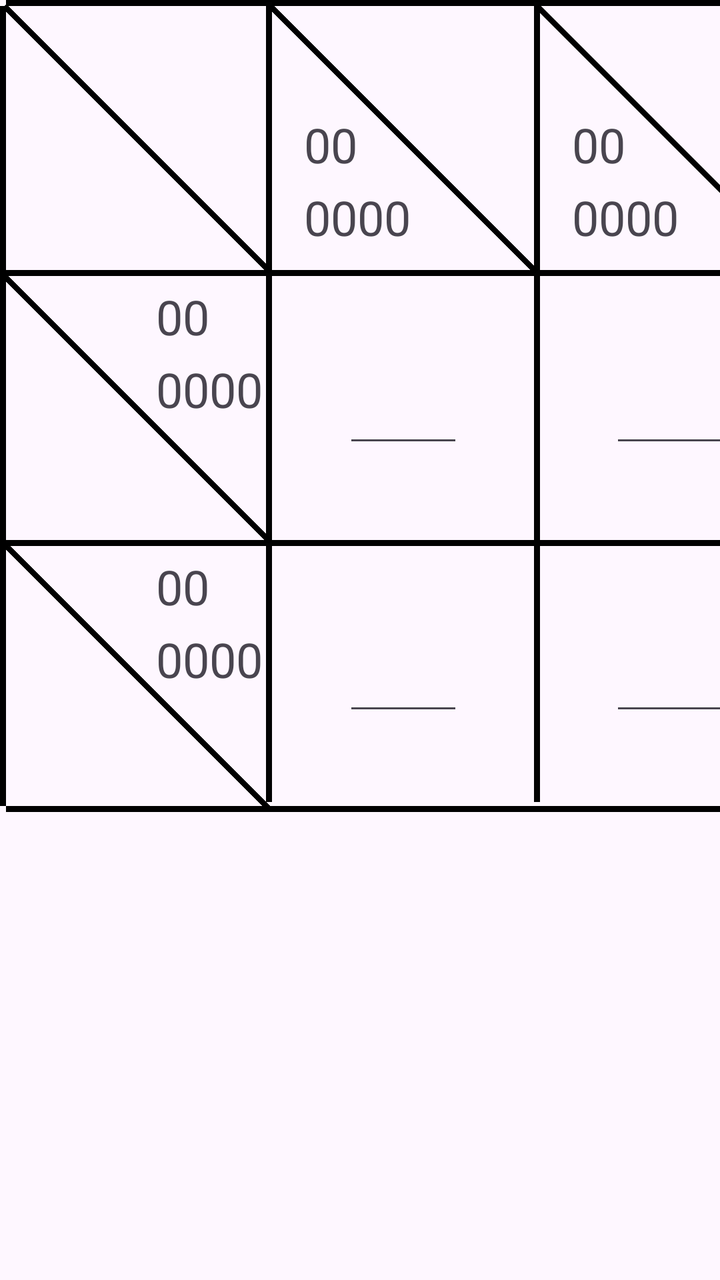
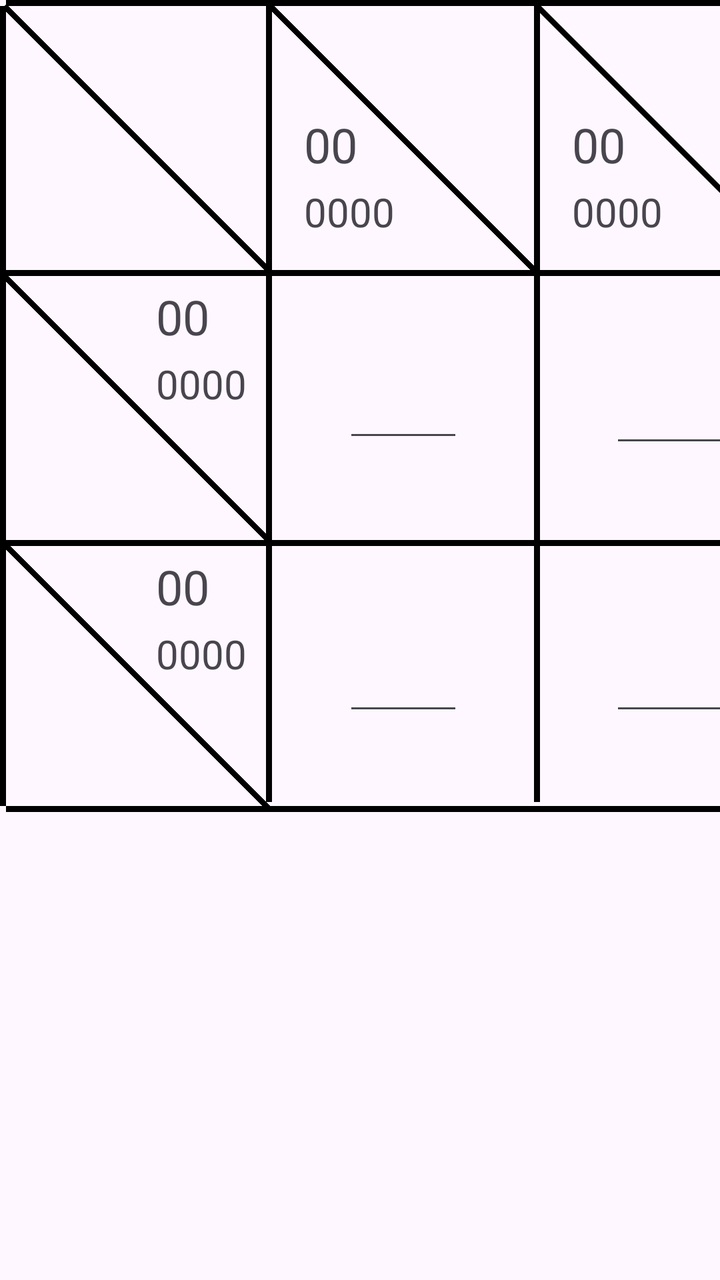

The first picture is an Android layout as it rendered before a commit; the second is the same layout after the commit. The layout source and the unified diff follow.
<!-- AndroidManifest.xml: application theme Theme.Project -->
<!-- res/layout/activity_2x2.xml -->
<?xml version="1.0" encoding="utf-8"?>
<androidx.constraintlayout.widget.ConstraintLayout xmlns:android="http://schemas.android.com/apk/res/android"
    xmlns:app="http://schemas.android.com/apk/res-auto"
    xmlns:tools="http://schemas.android.com/tools"
    android:layout_width="match_parent"
    android:layout_height="match_parent">

    <EditText
        android:id="@+id/text_3_2_edit"
        android:layout_width="60dp"
        android:layout_height="wrap_content"
        android:ems="10"
        android:imeOptions="actionNext"
        android:inputType="number"
        android:maxLength="2"
        android:textSize="24sp"
        app:layout_constraintBottom_toTopOf="@+id/divider9"
        app:layout_constraintEnd_toStartOf="@+id/divider5"
        app:layout_constraintStart_toEndOf="@+id/divider10"
        app:layout_constraintTop_toBottomOf="@+id/divider8"
        tools:ignore="SpeakableTextPresentCheck" />

    <EditText
        android:id="@+id/text_3_3_edit"
        android:layout_width="60dp"
        android:layout_height="wrap_content"
        android:ems="10"
        android:inputType="number"
        android:maxLength="2"
        android:textSize="24sp"
        android:imeOptions="actionNext"
        app:layout_constraintBottom_toTopOf="@+id/divider6"
        app:layout_constraintEnd_toStartOf="@+id/divider5"
        app:layout_constraintStart_toEndOf="@+id/divider10"
        app:layout_constraintTop_toBottomOf="@+id/divider9" />

    <View
        android:id="@+id/divider"
        android:layout_width="400dp"
        android:layout_height="3dp"
        android:background="#000000"
        app:layout_constraintStart_toEndOf="@+id/divider2"
        app:layout_constraintTop_toTopOf="parent" />

    <View
        android:id="@+id/divider6"
        android:layout_width="400dp"
        android:layout_height="3dp"
        android:layout_marginTop="400dp"
        android:background="#000000"
        app:layout_constraintStart_toEndOf="@+id/divider2"
        app:layout_constraintTop_toBottomOf="@+id/divider" />

    <View
        android:id="@+id/divider8"
        android:layout_width="400dp"
        android:layout_height="3dp"
        android:layout_marginTop="135dp"
        android:background="#000000"
        app:layout_constraintStart_toEndOf="@+id/divider2"
        app:layout_constraintTop_toTopOf="parent" />

    <View
        android:id="@+id/divider9"
        android:layout_width="400dp"
        android:layout_height="3dp"
        android:layout_marginTop="270dp"
        android:background="#000000"
        app:layout_constraintStart_toEndOf="@+id/divider2"
        app:layout_constraintTop_toTopOf="parent" />

    <View
        android:id="@+id/divider2"
        android:layout_width="3dp"
        android:layout_height="400dp"
        android:background="#000000"
        app:layout_constraintStart_toStartOf="parent"
        app:layout_constraintTop_toBottomOf="@+id/divider" />

    <View
        android:id="@+id/divider5"
        android:layout_width="3dp"
        android:layout_height="400dp"
        android:layout_marginStart="400dp"
        android:layout_marginBottom="2dp"
        android:background="#020202"
        app:layout_constraintBottom_toTopOf="@+id/divider6"
        app:layout_constraintStart_toStartOf="@+id/divider2" />

    <View
        android:id="@+id/divider10"
        android:layout_width="3dp"
        android:layout_height="400dp"
        android:layout_marginStart="267dp"
        android:layout_marginBottom="2dp"
        android:background="#020202"
        app:layout_constraintBottom_toTopOf="@+id/divider6"
        app:layout_constraintStart_toStartOf="@+id/divider2" />

    <View
        android:id="@+id/divider11"
        android:layout_width="3dp"
        android:layout_height="400dp"
        android:layout_marginStart="133dp"
        android:layout_marginBottom="2dp"
        android:background="#020202"
        app:layout_constraintBottom_toTopOf="@+id/divider6"
        app:layout_constraintStart_toStartOf="@+id/divider2" />

    <View
        android:id="@+id/divider7"
        android:layout_width="188dp"
        android:layout_height="3dp"
        android:layout_marginStart="-26dp"
        android:layout_marginTop="68dp"
        android:background="#000000"
        android:rotation="45"
        app:layout_constraintStart_toStartOf="parent"
        app:layout_constraintTop_toTopOf="parent" />

    <View
        android:id="@+id/divider12"
        android:layout_width="188dp"
        android:layout_height="3dp"
        android:layout_marginStart="-26dp"
        android:layout_marginTop="65dp"
        android:background="#000000"
        android:rotation="45"
        app:layout_constraintStart_toStartOf="parent"
        app:layout_constraintTop_toBottomOf="@+id/divider8" />

    <View
        android:id="@+id/divider13"
        android:layout_width="188dp"
        android:layout_height="3dp"
        android:layout_marginStart="-26dp"
        android:layout_marginTop="64dp"
        android:background="#000000"
        android:rotation="45"
        app:layout_constraintStart_toStartOf="parent"
        app:layout_constraintTop_toBottomOf="@+id/divider9" />

    <View
        android:id="@+id/divider14"
        android:layout_width="188dp"
        android:layout_height="3dp"
        android:layout_marginStart="-55dp"
        android:layout_marginTop="68dp"
        android:background="#000000"
        android:rotation="45"
        app:layout_constraintStart_toEndOf="@+id/divider7"
        app:layout_constraintTop_toTopOf="parent" />

    <View
        android:id="@+id/divider17"
        android:layout_width="188dp"
        android:layout_height="3dp"
        android:layout_marginStart="-55dp"
        android:layout_marginTop="68dp"
        android:background="#000000"
        android:rotation="45"
        app:layout_constraintStart_toEndOf="@+id/divider14"
        app:layout_constraintTop_toTopOf="parent" />

    <TextView
        android:id="@+id/text_1_2__10"
        android:layout_width="wrap_content"
        android:layout_height="wrap_content"
        android:layout_marginStart="78dp"
        android:layout_marginTop="4dp"
        android:text="00"
        android:textSize="24sp"
        app:layout_constraintStart_toStartOf="parent"
        app:layout_constraintTop_toBottomOf="@+id/divider8" />

    <TextView
        android:id="@+id/text_1_2__2"
        android:layout_width="wrap_content"
        android:layout_height="wrap_content"
        android:layout_marginTop="4dp"
        android:text="0000"
        android:textSize="24sp"
        app:layout_constraintStart_toStartOf="@+id/text_1_2__10"
        app:layout_constraintTop_toBottomOf="@+id/text_1_2__10" />

    <TextView
        android:id="@+id/text_1_3__2"
        android:layout_width="wrap_content"
        android:layout_height="wrap_content"
        android:layout_marginTop="4dp"
        android:text="0000"
        android:textSize="24sp"
        app:layout_constraintStart_toEndOf="@+id/text_1_3__10"
        app:layout_constraintStart_toStartOf="@+id/text_1_3__10"
        app:layout_constraintTop_toBottomOf="@+id/text_1_3__10" />

    <TextView
        android:id="@+id/text_1_3__10"
        android:layout_width="wrap_content"
        android:layout_height="wrap_content"
        android:layout_marginStart="78dp"
        android:layout_marginTop="4dp"
        android:text="00"
        android:textSize="24sp"
        app:layout_constraintStart_toStartOf="parent"
        app:layout_constraintTop_toBottomOf="@+id/divider9"
        tools:ignore="HardcodedText" />

    <TextView
        android:id="@+id/text_2_1__2"
        android:layout_width="wrap_content"
        android:layout_height="wrap_content"
        android:layout_marginTop="4dp"
        android:text="0000"
        android:textSize="24sp"
        app:layout_constraintStart_toEndOf="@+id/text_1_3__10"
        app:layout_constraintStart_toStartOf="@+id/text_2_1__10"
        app:layout_constraintTop_toBottomOf="@+id/text_2_1__10" />

    <TextView
        android:id="@+id/text_2_1__10"
        android:layout_width="wrap_content"
        android:layout_height="wrap_content"
        android:layout_marginStart="16dp"
        android:layout_marginTop="56dp"
        android:text="00"
        android:textSize="24sp"
        app:layout_constraintStart_toEndOf="@+id/divider11"
        app:layout_constraintTop_toTopOf="parent" />

    <TextView
        android:id="@+id/text_3_1__2"
        android:layout_width="wrap_content"
        android:layout_height="wrap_content"
        android:layout_marginTop="4dp"
        android:text="0000"
        android:textSize="24sp"
        app:layout_constraintStart_toEndOf="@+id/text_1_3__10"
        app:layout_constraintStart_toStartOf="@+id/text_3_1__10"
        app:layout_constraintTop_toBottomOf="@+id/text_3_1__10" />

    <TextView
        android:id="@+id/text_3_1__10"
        android:layout_width="wrap_content"
        android:layout_height="wrap_content"
        android:layout_marginStart="16dp"
        android:layout_marginTop="56dp"
        android:text="00"
        android:textSize="24sp"
        app:layout_constraintStart_toEndOf="@+id/divider10"
        app:layout_constraintTop_toTopOf="parent" />

    <EditText
        android:id="@+id/text_2_2_edit"
        android:layout_width="60dp"
        android:layout_height="wrap_content"
        android:ems="10"
        android:inputType="number"
        android:maxLength="2"
        android:textSize="24sp"
        android:imeOptions="actionNext"
        app:layout_constraintBottom_toTopOf="@+id/divider9"
        app:layout_constraintEnd_toStartOf="@+id/divider10"
        app:layout_constraintStart_toEndOf="@+id/divider11"
        app:layout_constraintTop_toBottomOf="@+id/divider8" />

    <EditText
        android:id="@+id/text_2_3_edit"
        android:layout_width="60dp"
        android:layout_height="wrap_content"
        android:ems="10"
        android:inputType="number"
        android:maxLength="2"
        android:textSize="24sp"
        android:imeOptions="actionNext"
        app:layout_constraintBottom_toTopOf="@+id/divider6"
        app:layout_constraintEnd_toStartOf="@+id/divider10"
        app:layout_constraintStart_toEndOf="@+id/divider11"
        app:layout_constraintTop_toBottomOf="@+id/divider9" />

</androidx.constraintlayout.widget.ConstraintLayout>
<!-- resources referenced by this layout -->
<resources>
  <style name="Theme.Project" parent="Theme.Material3.DayNight.NoActionBar" />
</resources>

<!-- the commit's change to res/layout/activity_2x2.xml (unified diff, before → after) -->
@@ -179,7 +179,7 @@
         android:layout_height="wrap_content"
         android:layout_marginTop="4dp"
         android:text="0000"
-        android:textSize="24sp"
+        android:textSize="20sp"
         app:layout_constraintStart_toStartOf="@+id/text_1_2__10"
         app:layout_constraintTop_toBottomOf="@+id/text_1_2__10" />
 
@@ -189,7 +189,7 @@
         android:layout_height="wrap_content"
         android:layout_marginTop="4dp"
         android:text="0000"
-        android:textSize="24sp"
+        android:textSize="20sp"
         app:layout_constraintStart_toEndOf="@+id/text_1_3__10"
         app:layout_constraintStart_toStartOf="@+id/text_1_3__10"
         app:layout_constraintTop_toBottomOf="@+id/text_1_3__10" />
@@ -212,7 +212,7 @@
         android:layout_height="wrap_content"
         android:layout_marginTop="4dp"
         android:text="0000"
-        android:textSize="24sp"
+        android:textSize="20sp"
         app:layout_constraintStart_toEndOf="@+id/text_1_3__10"
         app:layout_constraintStart_toStartOf="@+id/text_2_1__10"
         app:layout_constraintTop_toBottomOf="@+id/text_2_1__10" />
@@ -234,7 +234,7 @@
         android:layout_height="wrap_content"
         android:layout_marginTop="4dp"
         android:text="0000"
-        android:textSize="24sp"
+        android:textSize="20sp"
         app:layout_constraintStart_toEndOf="@+id/text_1_3__10"
         app:layout_constraintStart_toStartOf="@+id/text_3_1__10"
         app:layout_constraintTop_toBottomOf="@+id/text_3_1__10" />
@@ -257,7 +257,7 @@
         android:ems="10"
         android:inputType="number"
         android:maxLength="2"
-        android:textSize="24sp"
+        android:textSize="20sp"
         android:imeOptions="actionNext"
         app:layout_constraintBottom_toTopOf="@+id/divider9"
         app:layout_constraintEnd_toStartOf="@+id/divider10"
